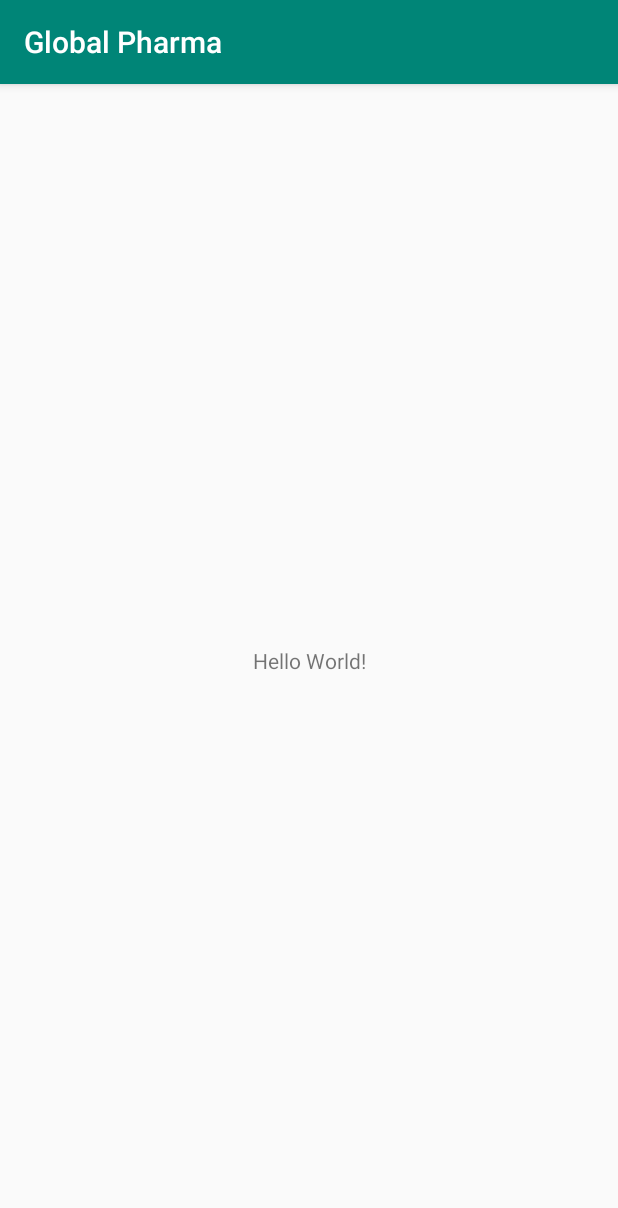
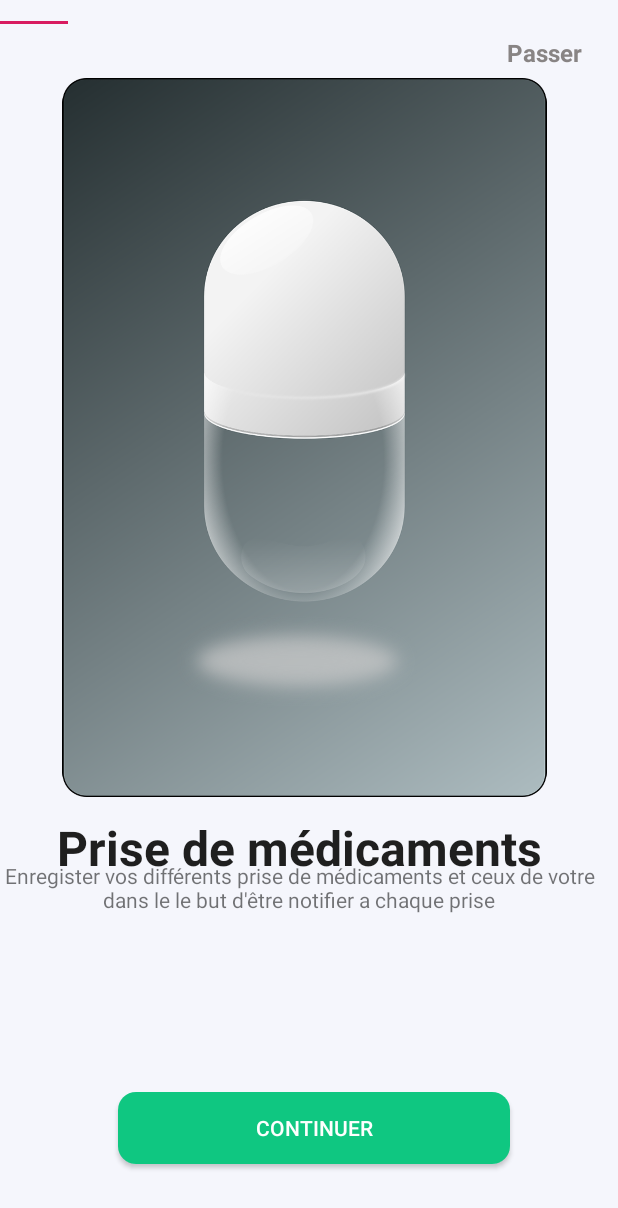
Before and after one commit to Atonleu-Arthur/GlobalPharma, an Android app: the screen it shows after launch (MainActivity before the commit, IntroActivity after it), on a phone screen of 412 x 824 dp. Shown: the top 1208 px of the screen. Run offline under Robolectric (Android 15) with nearby library versions, the phone set to English and light mode, and no system bars.

Commit message:
Interface de prise en main complete

```diff
--- a/app/build.gradle
+++ b/app/build.gradle
@@ -26,4 +26,5 @@ dependencies {
     testImplementation 'junit:junit:4.12'
     androidTestImplementation 'androidx.test.ext:junit:1.1.0'
     androidTestImplementation 'androidx.test.espresso:espresso-core:3.1.1'
+    implementation 'com.google.android.material:material:1.0.0'
 }
--- /dev/null
+++ b/app/src/main/java/com/example/globalpharma/IntroActivity.java
@@ -0,0 +1,213 @@
+package com.example.globalpharma;
+
+import androidx.appcompat.app.AppCompatActivity;
+import androidx.viewpager.widget.ViewPager;
+
+import android.content.Intent;
+import android.content.SharedPreferences;
+import android.os.Bundle;
+import android.view.View;
+import android.view.Window;
+import android.view.WindowManager;
+import android.view.animation.Animation;
+import android.view.animation.AnimationUtils;
+import android.widget.Button;
+import android.widget.TextView;
+
+import com.google.android.material.tabs.TabLayout;
+
+import java.util.ArrayList;
+import java.util.List;
+
+public class IntroActivity extends AppCompatActivity {
+
+    private ViewPager screenPager;
+    IntroViewPager introViewPagerAdapter ;
+    TabLayout tabIndicator;
+    Button btnNext;
+    int position = 0 ;
+    Button btnGetStarted;
+    Animation btnAnim ;
+    TextView tvSkip;
+
+
+    @Override
+    protected void onCreate(Bundle savedInstanceState) {
+        super.onCreate(savedInstanceState);
+
+        // make the activity on full screen
+
+        requestWindowFeature(Window.FEATURE_NO_TITLE);
+        getWindow().setFlags(WindowManager.LayoutParams.FLAG_FULLSCREEN,
+                WindowManager.LayoutParams.FLAG_FULLSCREEN);
+
+
+        // when this activity is about to be launch we need to check if its openened before or not
+
+        if (restorePrefData()) {
+
+            Intent mainActivity = new Intent(getApplicationContext(),MainActivity.class );
+            startActivity(mainActivity);
+            finish();
+
+
+        }
+
+        setContentView(R.layout.activity_intro);
+
+        // hide the action bar
+
+        getSupportActionBar().hide();
+
+        // ini views
+        btnNext = findViewById(R.id.btn_next);
+        btnGetStarted = findViewById(R.id.btn_get_started);
+        tabIndicator = findViewById(R.id.tab_indicator);
+        btnAnim = AnimationUtils.loadAnimation(getApplicationContext(),R.anim.button_animation);
+        tvSkip = findViewById(R.id.tv_skip);
+
+        // fill list screen
+
+        final List<ScreenItem> mList = new ArrayList<>();
+        mList.add(new ScreenItem(" Prise de médicaments ","Enregister vos différents prise de médicaments et ceux de votre dans le le but d'être notifier a chaque prise\n",R.drawable.capsule));
+        mList.add(new ScreenItem("Géolocalisation","Effectuer une géolocalisation de pharmacies de garde le plus proche de votre emplacement",R.drawable.localisation));
+        mList.add(new ScreenItem("Préoccupations","Contacter une pharmacie partenaire pour tout préoccupation , effet indésirables lors d'une prise de médicament",R.drawable.question));
+
+        // setup viewpager
+        screenPager =findViewById(R.id.screen_viewpager);
+        introViewPagerAdapter = new IntroViewPager(this,mList);
+        screenPager.setAdapter(introViewPagerAdapter);
+
+        // setup tablayout with viewpager
+
+        tabIndicator.setupWithViewPager(screenPager);
+
+        // next button click Listner
+
+        btnNext.setOnClickListener(new View.OnClickListener() {
+            @Override
+            public void onClick(View v) {
+
+                position = screenPager.getCurrentItem();
+                if (position < mList.size()) {
+
+                    position++;
+                    screenPager.setCurrentItem(position);
+
+
+                }
+
+                if (position == mList.size()-1) { // when we rech to the last screen
+
+                    // TODO : show the GETSTARTED Button and hide the indicator and the next button
+
+                    loaddLastScreen();
+
+
+                }
+
+
+
+            }
+        });
+
+        // tablayout add change listener
+
+
+        tabIndicator.addOnTabSelectedListener(new TabLayout.BaseOnTabSelectedListener() {
+            @Override
+            public void onTabSelected(TabLayout.Tab tab) {
+
+                if (tab.getPosition() == mList.size()-1) {
+
+                    loaddLastScreen();
+
+                }
+
+
+            }
+
+            @Override
+            public void onTabUnselected(TabLayout.Tab tab) {
+
+            }
+
+            @Override
+            public void onTabReselected(TabLayout.Tab tab) {
+
+            }
+        });
+
+
+
+        // Get Started button click listener
+
+        btnGetStarted.setOnClickListener(new View.OnClickListener() {
+            @Override
+            public void onClick(View v) {
+
+
+                //open main activity
+
+                Intent mainActivity = new Intent(getApplicationContext(),MainActivity.class);
+                startActivity(mainActivity);
+                // also we need to save a boolean value to storage so next time when the user run the app
+                // we could know that he is already checked the intro screen activity
+                // i'm going to use shared preferences to that process
+                savePrefsData();
+                finish();
+
+
+
+            }
+        });
+
+        // skip button click listener
+
+        tvSkip.setOnClickListener(new View.OnClickListener() {
+            @Override
+            public void onClick(View v) {
+                screenPager.setCurrentItem(mList.size());
+            }
+        });
+
+
+
+    }
+
+    private boolean restorePrefData() {
+
+
+        SharedPreferences pref = getApplicationContext().getSharedPreferences("myPrefs",MODE_PRIVATE);
+        Boolean isIntroActivityOpnendBefore = pref.getBoolean("isIntroOpnend",false);
+        return  isIntroActivityOpnendBefore;
+
+
+
+    }
+
+    private void savePrefsData() {
+
+        SharedPreferences pref = getApplicationContext().getSharedPreferences("myPrefs",MODE_PRIVATE);
+        SharedPreferences.Editor editor = pref.edit();
+        editor.putBoolean("isIntroOpnend",true);
+        editor.commit();
+
+
+    }
+
+    // show the GETSTARTED Button and hide the indicator and the next button
+    private void loaddLastScreen() {
+
+        btnNext.setVisibility(View.INVISIBLE);
+        btnGetStarted.setVisibility(View.VISIBLE);
+        tvSkip.setVisibility(View.INVISIBLE);
+        tabIndicator.setVisibility(View.INVISIBLE);
+        // TODO : ADD an animation the getstarted button
+        // setup animation
+        btnGetStarted.setAnimation(btnAnim);
+
+
+
+    }
+}
--- /dev/null
+++ b/app/src/main/java/com/example/globalpharma/IntroViewPager.java
@@ -0,0 +1,66 @@
+package com.example.globalpharma;
+
+import android.content.Context;
+import android.view.LayoutInflater;
+import android.view.View;
+import android.view.ViewGroup;
+import android.widget.ImageView;
+import android.widget.TextView;
+
+import androidx.annotation.NonNull;
+import androidx.viewpager.widget.PagerAdapter;
+
+import java.util.List;
+
+public class IntroViewPager extends PagerAdapter {
+    Context mContext ;
+    List<ScreenItem> mListScreen;
+
+    public IntroViewPager(Context mContext, List<ScreenItem> mListScreen) {
+        this.mContext = mContext;
+        this.mListScreen = mListScreen;
+    }
+
+
+    @NonNull
+    @Override
+    public Object instantiateItem(@NonNull ViewGroup container, int position) {
+
+        LayoutInflater inflater = (LayoutInflater) mContext.getSystemService(Context.LAYOUT_INFLATER_SERVICE);
+        View layoutScreen = inflater.inflate(R.layout.layout_screen,null);
+
+        ImageView imgSlide = layoutScreen.findViewById(R.id.intro_img);
+        TextView title = layoutScreen.findViewById(R.id.intro_title);
+        TextView description = layoutScreen.findViewById(R.id.intro_description);
+
+        title.setText(mListScreen.get(position).getTitle());
+        description.setText(mListScreen.get(position).getDescription());
+        imgSlide.setImageResource(mListScreen.get(position).getScreenImg());
+
+        container.addView(layoutScreen);
+
+        return layoutScreen;
+
+
+
+
+
+    }
+
+    @Override
+    public int getCount() {
+        return mListScreen.size();
+    }
+
+    @Override
+    public boolean isViewFromObject(@NonNull View view, @NonNull Object o) {
+        return view == o;
+    }
+
+    @Override
+    public void destroyItem(@NonNull ViewGroup container, int position, @NonNull Object object) {
+
+        container.removeView((View)object);
+
+    }
+}
--- /dev/null
+++ b/app/src/main/java/com/example/globalpharma/ScreenItem.java
@@ -0,0 +1,37 @@
+package com.example.globalpharma;
+
+public class ScreenItem {
+
+    String Title,Description;
+    int ScreenImg;
+
+    public ScreenItem(String title, String description, int screenImg) {
+        Title = title;
+        Description = description;
+        ScreenImg = screenImg;
+    }
+
+    public void setTitle(String title) {
+        Title = title;
+    }
+
+    public void setDescription(String description) {
+        Description = description;
+    }
+
+    public void setScreenImg(int screenImg) {
+        ScreenImg = screenImg;
+    }
+
+    public String getTitle() {
+        return Title;
+    }
+
+    public String getDescription() {
+        return Description;
+    }
+
+    public int getScreenImg() {
+        return ScreenImg;
+    }
+}
--- /dev/null
+++ b/app/src/main/res/drawable/radius.xml
@@ -0,0 +1,9 @@
+<?xml version="1.0" encoding="utf-8"?>
+<shape xmlns:android="http://schemas.android.com/apk/res/android">
+    <solid android:color="@color/vertaccent"/>
+    <corners
+        android:radius="12dp">
+
+    </corners>
+
+</shape>
--- /dev/null
+++ b/app/src/main/res/layout/activity_intro.xml
@@ -0,0 +1,84 @@
+<?xml version="1.0" encoding="utf-8"?>
+<androidx.constraintlayout.widget.ConstraintLayout xmlns:android="http://schemas.android.com/apk/res/android"
+    xmlns:app="http://schemas.android.com/apk/res-auto"
+    xmlns:tools="http://schemas.android.com/tools"
+    android:layout_width="match_parent"
+    android:layout_height="match_parent"
+    tools:context=".IntroActivity"
+    android:background="@color/beigeacccent">
+
+
+    <Button
+        android:id="@+id/btn_next"
+        android:layout_width="wrap_content"
+        android:layout_height="wrap_content"
+        android:layout_marginEnd="72dp"
+        android:layout_marginRight="72dp"
+        android:layout_marginBottom="48dp"
+        android:width="261.58dip"
+
+        android:background="@drawable/radius"
+        android:gravity="center|center_vertical"
+        android:text="Continuer"
+        android:textColor="#FEFFFE"
+        app:layout_constraintBottom_toBottomOf="parent"
+        app:layout_constraintEnd_toEndOf="parent" />
+
+    <Button
+        android:id="@+id/btn_get_started"
+        android:layout_width="245dp"
+        android:layout_height="47dp"
+        android:layout_marginStart="8dp"
+        android:layout_marginLeft="8dp"
+        android:layout_marginEnd="8dp"
+        android:layout_marginRight="8dp"
+        android:layout_marginBottom="48dp"
+        android:width="261.58dip"
+        android:background="@drawable/radius"
+        android:text="Commencer"
+        android:textColor="#fff"
+        android:visibility="invisible"
+        app:layout_constraintBottom_toBottomOf="parent"
+        app:layout_constraintEnd_toEndOf="parent"
+        app:layout_constraintHorizontal_bias="0.58"
+        app:layout_constraintStart_toStartOf="parent" />
+
+    <TextView
+        android:id="@+id/tv_skip"
+        android:layout_width="wrap_content"
+        android:layout_height="wrap_content"
+        android:layout_marginTop="24dp"
+        android:layout_marginEnd="24dp"
+        android:layout_marginRight="24dp"
+        android:text="Passer"
+        android:textColor="#888484"
+        android:textSize="16sp"
+        android:textStyle="bold"
+        app:layout_constraintEnd_toEndOf="parent"
+        app:layout_constraintTop_toTopOf="parent" />
+
+    <com.google.android.material.tabs.TabLayout
+        android:id="@+id/tab_indicator"
+        android:layout_width="136dp"
+        android:layout_height="16dp"
+        tools:layout_editor_absoluteX="128dp"
+        tools:layout_editor_absoluteY="-1dp" />
+
+    <androidx.viewpager.widget.ViewPager
+        android:id="@+id/screen_viewpager"
+        android:layout_width="408dp"
+        android:layout_height="605dp"
+        android:layout_marginStart="100dp"
+        android:layout_marginLeft="100dp"
+        android:layout_marginTop="24dp"
+        android:layout_marginEnd="128dp"
+        android:layout_marginRight="128dp"
+        app:layout_constraintEnd_toStartOf="@+id/tv_skip"
+        app:layout_constraintHorizontal_bias="0.354"
+        app:layout_constraintStart_toStartOf="parent"
+        app:layout_constraintTop_toTopOf="parent">
+
+    </androidx.viewpager.widget.ViewPager>
+
+
+</androidx.constraintlayout.widget.ConstraintLayout>
--- /dev/null
+++ b/app/src/main/res/layout/layout_screen.xml
@@ -0,0 +1,58 @@
+<?xml version="1.0" encoding="utf-8"?>
+<androidx.constraintlayout.widget.ConstraintLayout xmlns:android="http://schemas.android.com/apk/res/android"
+    xmlns:app="http://schemas.android.com/apk/res-auto"
+    xmlns:tools="http://schemas.android.com/tools"
+    android:layout_width="match_parent"
+    android:layout_height="match_parent"
+    android:orientation="vertical">
+
+    <TextView
+        android:id="@+id/intro_title"
+        android:textAlignment="center"
+        android:layout_width="0dp"
+        android:layout_height="53dp"
+        android:layout_marginTop="12dp"
+        android:text="TextView"
+        android:textColor="#1F1F1F"
+        android:textSize="32dp"
+        android:textStyle="bold"
+        app:layout_constraintEnd_toEndOf="parent"
+        app:layout_constraintStart_toStartOf="parent"
+        app:layout_constraintTop_toBottomOf="@+id/intro_img"
+        tools:ignore="MissingConstraints" />
+
+    <androidx.constraintlayout.widget.Guideline
+        android:id="@+id/guideline2"
+        android:layout_width="wrap_content"
+        android:layout_height="wrap_content"
+        android:orientation="horizontal"
+        app:layout_constraintGuide_begin="531dp" />
+
+    <TextView
+        android:id="@+id/intro_description"
+        android:layout_width="0dp"
+        android:layout_height="wrap_content"
+
+        android:layout_marginBottom="4dp"
+        android:text="TextView"
+        android:textAlignment="center"
+        app:layout_constraintBottom_toBottomOf="parent"
+        app:layout_constraintEnd_toEndOf="parent"
+        app:layout_constraintHorizontal_bias="0.0"
+        app:layout_constraintStart_toStartOf="parent"
+        app:layout_constraintTop_toBottomOf="@+id/textView"
+        app:layout_constraintVertical_bias="0.083" />
+
+    <ImageView
+        android:id="@+id/intro_img"
+        android:layout_width="351dp"
+        android:layout_height="479dp"
+        android:layout_marginStart="32dp"
+        android:layout_marginLeft="32dp"
+        android:layout_marginTop="28dp"
+        app:layout_constraintBottom_toTopOf="@+id/textView"
+        app:layout_constraintStart_toStartOf="parent"
+        app:layout_constraintTop_toTopOf="parent"
+        app:layout_constraintVertical_bias="0.547"
+        tools:srcCompat="@tools:sample/avatars[0]" />
+</androidx.constraintlayout.widget.ConstraintLayout>
--- a/app/src/main/res/values/colors.xml
+++ b/app/src/main/res/values/colors.xml
@@ -3,4 +3,6 @@
     <color name="colorPrimary">#008577</color>
     <color name="colorPrimaryDark">#00574B</color>
     <color name="colorAccent">#D81B60</color>
+    <color name="beigeacccent">#F5F6FC</color>
+    <color name="vertaccent">#0FC781</color>
 </resources>
```
Also changed, not shown: app/src/main/AndroidManifest.xml (+6 -2 lines), app/src/main/res/anim/button_animation.xml (added, +16 -0 lines), app/src/main/res/drawable-v24/capsule.png (added), app/src/main/res/drawable-v24/localisation.png (added), app/src/main/res/drawable-v24/question.jpg (added).
